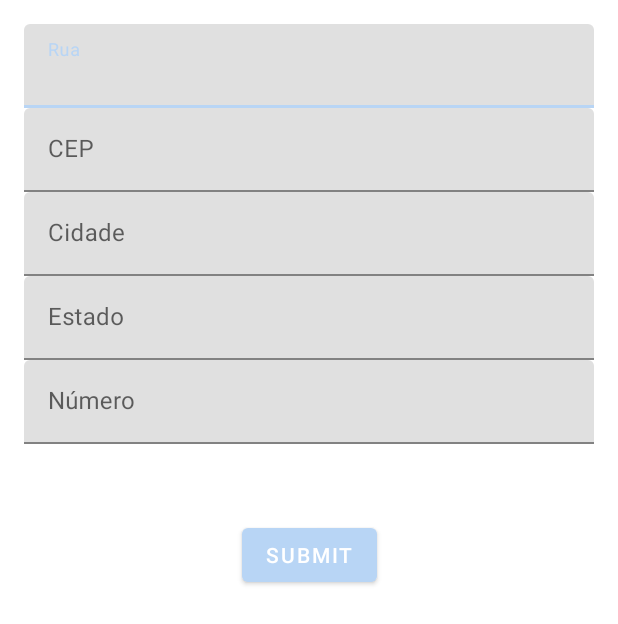
After one commit to manoelacmn/teethKids, an Android app: the layout activity_address.xml on its own in the app's theme, with its tools: preview values and no code run, on a phone screen of 412 x 824 dp. The commit adds this screen. Shown: the top 624 px of the screen. Run offline under Robolectric (Android 15) with nearby library versions, the phone set to English and light mode, and no system bars; Roboto replaces fonts that are not available here.

Commit message:
temp commit

```diff
--- /dev/null
+++ b/app/src/main/res/layout/activity_address.xml
@@ -0,0 +1,107 @@
+<androidx.constraintlayout.widget.ConstraintLayout
+  xmlns:android="http://schemas.android.com/apk/res/android"
+  xmlns:app="http://schemas.android.com/apk/res-auto"
+  android:layout_width="match_parent"
+  android:layout_height="match_parent"
+  android:padding="16dp">
+
+  <com.google.android.material.textfield.TextInputLayout
+    android:id="@+id/ruaTextInputLayout"
+    android:layout_width="0dp"
+    android:layout_height="wrap_content"
+    app:layout_constraintTop_toTopOf="parent"
+    app:layout_constraintStart_toStartOf="parent"
+    app:layout_constraintEnd_toEndOf="parent"
+    app:layout_constraintHorizontal_bias="0.5">
+
+    <com.google.android.material.textfield.TextInputEditText
+      android:id="@+id/ruaEditText"
+      android:layout_width="match_parent"
+      android:layout_height="wrap_content"
+      android:hint="Rua" />
+  </com.google.android.material.textfield.TextInputLayout>
+
+  <com.google.android.material.textfield.TextInputLayout
+    android:id="@+id/cepTextInputLayout"
+    android:layout_width="0dp"
+    android:layout_height="wrap_content"
+    app:layout_constraintTop_toBottomOf="@id/ruaTextInputLayout"
+    app:layout_constraintStart_toStartOf="parent"
+    app:layout_constraintEnd_toEndOf="parent"
+    app:layout_constraintHorizontal_bias="0.5">
+
+    <com.google.android.material.textfield.TextInputEditText
+      android:id="@+id/cepEditText"
+      android:layout_width="match_parent"
+      android:layout_height="wrap_content"
+      android:hint="CEP" />
+  </com.google.android.material.textfield.TextInputLayout>
+
+  <com.google.android.material.textfield.TextInputLayout
+    android:id="@+id/cidadeTextInputLayout"
+    android:layout_width="0dp"
+    android:layout_height="wrap_content"
+    app:layout_constraintTop_toBottomOf="@id/cepTextInputLayout"
+    app:layout_constraintStart_toStartOf="parent"
+    app:layout_constraintEnd_toEndOf="parent"
+    app:layout_constraintHorizontal_bias="0.5">
+
+    <com.google.android.material.textfield.TextInputEditText
+      android:id="@+id/cidadeEditText"
+      android:layout_width="match_parent"
+      android:layout_height="wrap_content"
+      android:hint="Cidade" />
+  </com.google.android.material.textfield.TextInputLayout>
+
+  <com.google.android.material.textfield.TextInputLayout
+    android:id="@+id/estadoTextInputLayout"
+    android:layout_width="0dp"
+    android:layout_height="wrap_content"
+    app:layout_constraintTop_toBottomOf="@id/cidadeTextInputLayout"
+    app:layout_constraintStart_toStartOf="parent"
+    app:layout_constraintEnd_toEndOf="parent"
+    app:layout_constraintHorizontal_bias="0.5">
+
+    <com.google.android.material.textfield.TextInputEditText
+      android:id="@+id/estadoEditText"
+      android:layout_width="match_parent"
+      android:layout_height="wrap_content"
+      android:hint="Estado" />
+  </com.google.android.material.textfield.TextInputLayout>
+
+  <com.google.android.material.textfield.TextInputLayout
+    android:id="@+id/numeroTextInputLayout"
+    android:layout_width="0dp"
+    android:layout_height="wrap_content"
+    app:layout_constraintTop_toBottomOf="@id/estadoTextInputLayout"
+    app:layout_constraintStart_toStartOf="parent"
+    app:layout_constraintEnd_toEndOf="parent"
+    app:layout_constraintHorizontal_bias="0.5">
+
+    <com.google.android.material.textfield.TextInputEditText
+      android:id="@+id/numeroEditText"
+      android:layout_width="match_parent"
+      android:layout_height="wrap_content"
+      android:hint="Número" />
+  </com.google.android.material.textfield.TextInputLayout>
+
+  <!-- Add spacing between TextInputLayouts -->
+  <Space
+    android:id="@+id/space"
+    android:layout_width="match_parent"
+    android:layout_height="50dp"
+    app:layout_constraintTop_toBottomOf="@id/numeroTextInputLayout"
+    app:layout_constraintBottom_toTopOf="@id/button"
+    app:layout_constraintVertical_chainStyle="spread" />
+
+  <!-- Add your submit button here -->
+  <Button
+    android:id="@+id/button"
+    android:layout_width="wrap_content"
+    android:layout_height="wrap_content"
+    android:text="Submit"
+    app:layout_constraintTop_toBottomOf="@id/space"
+    app:layout_constraintStart_toStartOf="parent"
+    app:layout_constraintEnd_toEndOf="parent" />
+
+</androidx.constraintlayout.widget.ConstraintLayout>
--- /dev/null
+++ b/app/src/main/res/layout/activity_current_emergency.xml
@@ -0,0 +1,6 @@
+<?xml version="1.0" encoding="utf-8"?>
+<androidx.constraintlayout.widget.ConstraintLayout xmlns:android="http://schemas.android.com/apk/res/android"
+  android:layout_width="match_parent"
+  android:layout_height="match_parent">
+
+</androidx.constraintlayout.widget.ConstraintLayout>
```
Also changed, not shown: app/src/main/java/com/example/telacadastro/MainActivity.kt (+31 -1 lines), app/src/main/java/com/example/telacadastro/MyFirebaseMessagingService.kt (+5 -15 lines), app/src/main/java/com/example/telacadastro/Tela_Inicial.kt (+25 -7 lines), app/src/main/java/com/example/telacadastro/criarConta.kt (+2 -9 lines), app/src/main/java/com/example/telacadastro/current_emergency.kt (added, +37 -0 lines), app/src/main/java/com/example/telacadastro/perfil_socorrista.kt (+7 -4 lines), app/src/main/res/layout/activity_address_manager.xml (added, +141 -0 lines).
